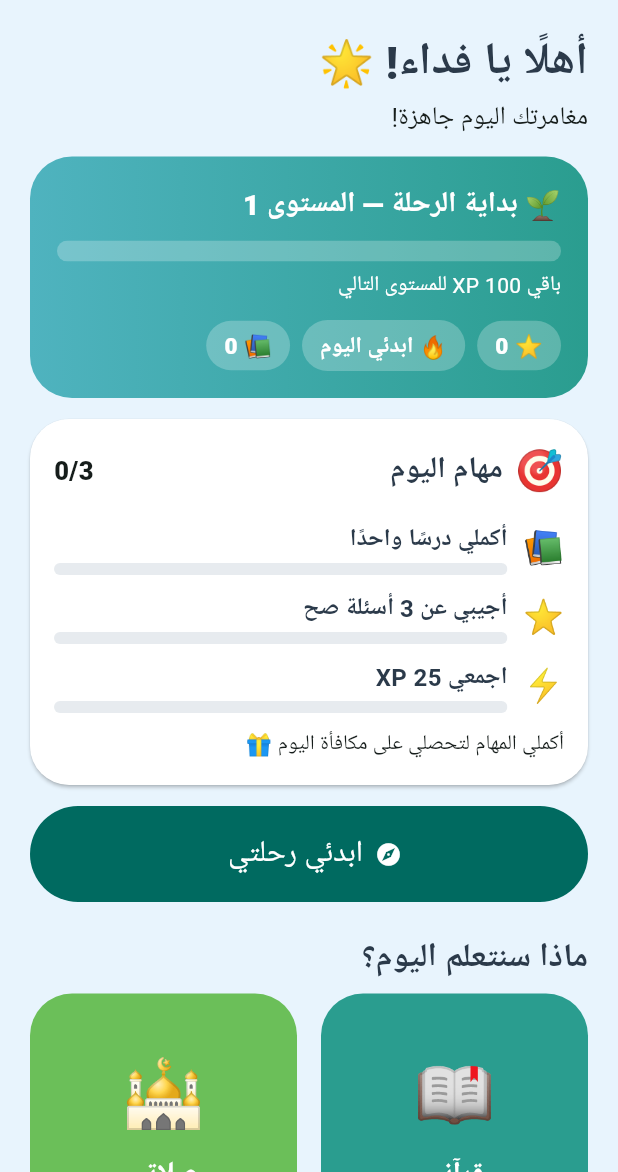
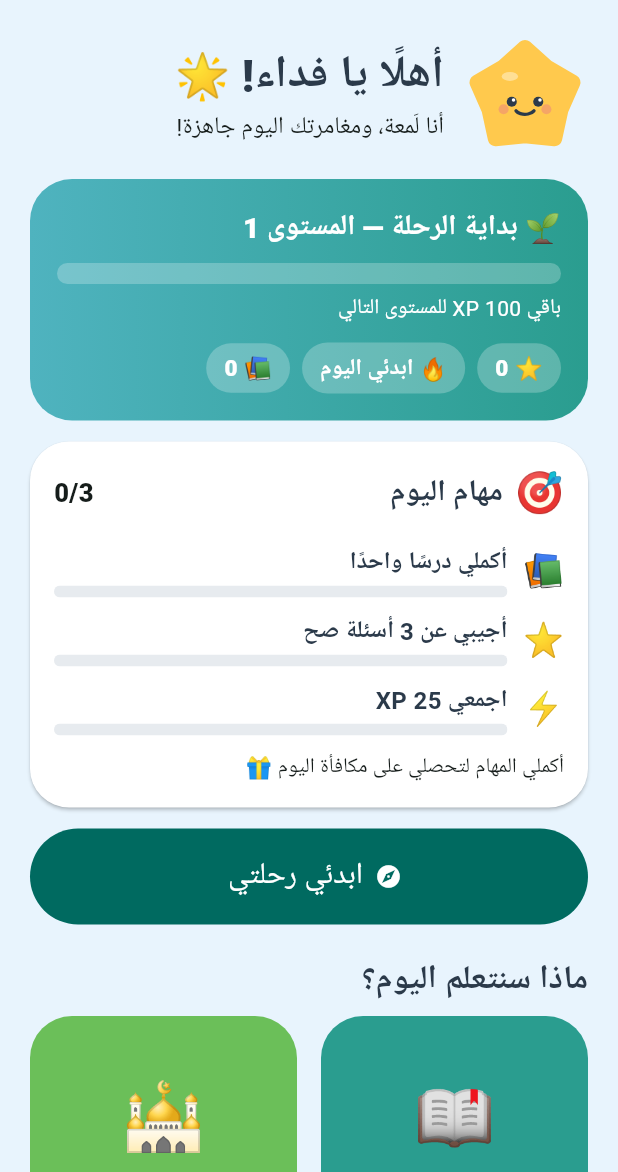
Before and after one commit to saaalk4-cmd/Nour-and-fedaa, a Flutter app: the screen it shows after launch, after a tap on an icon or button, on a phone screen of 412 x 824 dp, the part 64-1236 px from its top. Run offline on Flutter 3.47's test engine with Material 3 defaults, Android fonts, the phone set to English and light mode, and no system bars; our stand-ins replace audioplayers, flutter_riverpod, go_router, sqflite; accounts and stored records are empty.

Commit message:
feat: mascot "Lam'a" and sound system with parent toggle
- core/widgets/mascot: original star mascot drawn in code (4 moods,
  bobbing + blink, no image assets)
- core/audio: SoundService (testable, never throws) + audioplayers player;
  4 generated gentle effects in assets/audio (tools/generate_sounds.py)
- Mascot in home, lesson feedback (encourage/cheer) and celebration
- Sound effects on answers and lesson completion/level-up
- Parent dashboard switch to enable/disable sound (persisted)
- Sound service tests

Co-Authored-By: Claude Sonnet 5.5 <noreply@anthropic.com>
Claude-Session: https://claude.ai/code/session_012Fkr21rExXVHnmJz8z5aEM

```diff
--- /dev/null
+++ b/lib/core/widgets/mascot.dart
@@ -0,0 +1,232 @@
+import 'dart:math' as math;
+
+import 'package:flutter/material.dart';
+
+/// حالات «لَمعة»: نجمة صغيرة ودودة، شخصية التطبيق الأصلية.
+enum MascotMood {
+  /// ابتسامة هادئة (الشاشة الرئيسية).
+  happy,
+
+  /// فرحة مع بريق (النجاح والاحتفال).
+  cheer,
+
+  /// تفكير (عند بداية سؤال).
+  thinking,
+
+  /// تشجيع لطيف (عند الخطأ: «قريب جدًا»).
+  encourage,
+}
+
+/// لَمعة: تُرسم بالكود (بدون صور) بحركة خفيفة: تمايل بسيط وغمزة عين.
+/// حركة واحدة بسيطة داخل RepaintBoundary للحفاظ على الأداء.
+class Mascot extends StatefulWidget {
+  const Mascot({super.key, this.size = 120, this.mood = MascotMood.happy});
+
+  final double size;
+  final MascotMood mood;
+
+  @override
+  State<Mascot> createState() => _MascotState();
+}
+
+class _MascotState extends State<Mascot> with SingleTickerProviderStateMixin {
+  late final AnimationController _controller = AnimationController(
+    vsync: this,
+    duration: const Duration(milliseconds: 3200),
+  )..repeat();
+
+  @override
+  void dispose() {
+    _controller.dispose();
+    super.dispose();
+  }
+
+  @override
+  Widget build(BuildContext context) {
+    return Semantics(
+      label: 'لَمعة',
+      child: RepaintBoundary(
+        child: SizedBox(
+          width: widget.size,
+          height: widget.size,
+          child: AnimatedBuilder(
+            animation: _controller,
+            builder: (context, _) => CustomPaint(
+              painter: _MascotPainter(_controller.value, widget.mood),
+            ),
+          ),
+        ),
+      ),
+    );
+  }
+}
+
+class _MascotPainter extends CustomPainter {
+  _MascotPainter(this.t, this.mood);
+
+  final double t;
+  final MascotMood mood;
+
+  static const Color _body = Color(0xFFFFC94D);
+  static const Color _ink = Color(0xFF2B3A4A);
+  static const Color _blush = Color(0x66E76F8B);
+  static const Color _glint = Color(0x66FFFFFF);
+  static const Color _sparkle = Color(0xFFFFE08A);
+  static const Color _thought = Color(0xFFB8C4CF);
+
+  @override
+  void paint(Canvas canvas, Size size) {
+    final s = size.shortestSide;
+    final bob = math.sin(t * 2 * math.pi) * s * 0.025;
+    final blinking = t > 0.80 && t < 0.84;
+
+    canvas.save();
+    canvas.translate(size.width / 2, size.height / 2 + bob);
+
+    // الجسم: نجمة بزوايا مستديرة (تعبئة + حد بنفس اللون بوصلة دائرية).
+    final star = _starPath(s * 0.40, s * 0.30);
+    canvas.drawPath(
+      star,
+      Paint()
+        ..color = _body
+        ..style = PaintingStyle.stroke
+        ..strokeWidth = s * 0.12
+        ..strokeJoin = StrokeJoin.round,
+    );
+    canvas.drawPath(star, Paint()..color = _body);
+    canvas.drawOval(
+      Rect.fromCenter(center: Offset(-s * 0.12, -s * 0.17), width: s * 0.13, height: s * 0.07),
+      Paint()..color = _glint,
+    );
+
+    // الوجه.
+    final ink = Paint()
+      ..color = _ink
+      ..style = PaintingStyle.stroke
+      ..strokeWidth = s * 0.026
+      ..strokeCap = StrokeCap.round;
+    final solidInk = Paint()..color = _ink;
+    final faceY = s * 0.03;
+    final eyeX = s * 0.105;
+
+    for (final side in [-1.0, 1.0]) {
+      final center = Offset(side * eyeX, faceY);
+      if (mood == MascotMood.encourage) {
+        canvas.drawArc(
+          Rect.fromCenter(center: center, width: s * 0.085, height: s * 0.085),
+          math.pi,
+          math.pi,
+          false,
+          ink,
+        );
+      } else if (blinking) {
+        canvas.drawLine(
+          center + Offset(-s * 0.04, 0),
+          center + Offset(s * 0.04, 0),
+          ink,
+        );
+      } else {
+        final r = mood == MascotMood.cheer ? s * 0.048 : s * 0.04;
+        canvas.drawCircle(center, r, solidInk);
+        canvas.drawCircle(
+          center + Offset(r * 0.35, -r * 0.35),
+          r * 0.35,
+          Paint()..color = Colors.white,
+        );
+      }
+    }
+
+    // الخدود.
+    for (final side in [-1.0, 1.0]) {
+      canvas.drawCircle(Offset(side * s * 0.17, faceY + s * 0.06), s * 0.04, Paint()..color = _blush);
+    }
+
+    // الفم والتفاصيل حسب الحالة.
+    switch (mood) {
+      case MascotMood.happy:
+      case MascotMood.encourage:
+        canvas.drawArc(
+          Rect.fromCenter(center: Offset(0, faceY + s * 0.05), width: s * 0.16, height: s * 0.10),
+          math.pi * 0.15,
+          math.pi * 0.7,
+          false,
+          ink,
+        );
+      case MascotMood.cheer:
+        final mouth = Rect.fromCenter(
+          center: Offset(0, faceY + s * 0.045),
+          width: s * 0.15,
+          height: s * 0.14,
+        );
+        canvas.drawPath(Path()..addArc(mouth, 0, math.pi)..close(), solidInk);
+        canvas.drawCircle(
+          Offset(0, faceY + s * 0.098),
+          s * 0.025,
+          Paint()..color = const Color(0xFFE76F8B),
+        );
+      case MascotMood.thinking:
+        canvas.drawCircle(Offset(s * 0.04, faceY + s * 0.085), s * 0.018, solidInk);
+        canvas.drawLine(
+          Offset(eyeX - s * 0.03, faceY - s * 0.07),
+          Offset(eyeX + s * 0.05, faceY - s * 0.09),
+          ink,
+        );
+        for (var i = 0; i < 3; i++) {
+          canvas.drawCircle(
+            Offset(s * (0.30 + i * 0.07), -s * (0.30 + i * 0.07)),
+            s * (0.012 + i * 0.008),
+            Paint()..color = _thought,
+          );
+        }
+    }
+
+    // بريق يتلألأ عند الفرح.
+    if (mood == MascotMood.cheer) {
+      final spots = [
+        Offset(-s * 0.40, -s * 0.38),
+        Offset(s * 0.42, -s * 0.32),
+        Offset(s * 0.44, s * 0.30),
+      ];
+      final radii = [s * 0.07, s * 0.06, s * 0.045];
+      for (var i = 0; i < spots.length; i++) {
+        final k = 0.65 + 0.35 * math.sin(t * 4 * math.pi + i * 2);
+        canvas.drawPath(_sparklePath(spots[i], radii[i] * k), Paint()..color = _sparkle);
+      }
+    }
+
+    canvas.restore();
+  }
+
+  Path _starPath(double outer, double inner) {
+    final path = Path();
+    for (var i = 0; i < 10; i++) {
+      final r = i.isEven ? outer : inner;
+      final a = -math.pi / 2 + i * math.pi / 5;
+      final p = Offset(math.cos(a) * r, math.sin(a) * r);
+      if (i == 0) {
+        path.moveTo(p.dx, p.dy);
+      } else {
+        path.lineTo(p.dx, p.dy);
+      }
+    }
+    return path..close();
+  }
+
+  Path _sparklePath(Offset c, double r) {
+    final path = Path();
+    for (var i = 0; i < 8; i++) {
+      final rr = i.isEven ? r : r * 0.3;
+      final a = -math.pi / 2 + i * math.pi / 4;
+      final p = c + Offset(math.cos(a) * rr, math.sin(a) * rr);
+      if (i == 0) {
+        path.moveTo(p.dx, p.dy);
+      } else {
+        path.lineTo(p.dx, p.dy);
+      }
+    }
+    return path..close();
+  }
+
+  @override
+  bool shouldRepaint(_MascotPainter old) => old.t != t || old.mood != mood;
+}
--- a/lib/features/home/home_screen.dart
+++ b/lib/features/home/home_screen.dart
@@ -3,6 +3,7 @@ import 'package:flutter_riverpod/flutter_riverpod.dart';
 import 'package:go_router/go_router.dart';
 
 import '../../core/theme/app_theme.dart';
+import '../../core/widgets/mascot.dart';
 import '../../data/models/child.dart';
 import '../../data/providers.dart';
 import '../../domain/gamification/level_system.dart';
@@ -47,9 +48,22 @@ class HomeScreen extends ConsumerWidget {
             return ListView(
               padding: const EdgeInsets.fromLTRB(20, 8, 20, 24),
               children: [
-                Text('أهلًا يا ${c.name}! 🌟', style: Theme.of(context).textTheme.headlineMedium),
-                const SizedBox(height: 4),
-                const Text('مغامرتك اليوم جاهزة!', style: TextStyle(fontSize: 17)),
+                Row(
+                  children: [
+                    const Mascot(size: 84),
+                    const SizedBox(width: 12),
+                    Expanded(
+                      child: Column(
+                        crossAxisAlignment: CrossAxisAlignment.start,
+                        children: [
+                          Text('أهلًا يا ${c.name}! 🌟', style: Theme.of(context).textTheme.headlineMedium),
+                          const SizedBox(height: 2),
+                          const Text('أنا لَمعة، ومغامرتك اليوم جاهزة!', style: TextStyle(fontSize: 16)),
+                        ],
+                      ),
+                    ),
+                  ],
+                ),
                 const SizedBox(height: 14),
                 _StatusCard(child: c),
                 const SizedBox(height: 14),
--- a/lib/features/lessons/celebration_view.dart
+++ b/lib/features/lessons/celebration_view.dart
@@ -3,6 +3,7 @@ import 'dart:math' as math;
 import 'package:flutter/material.dart';
 
 import '../../core/theme/app_theme.dart';
+import '../../core/widgets/mascot.dart';
 import '../../data/models/lesson_completion.dart';
 import '../../domain/gamification/level_system.dart';
 
@@ -100,10 +101,7 @@ class _CelebrationViewState extends State<CelebrationView>
                       parent: _controller,
                       curve: const Interval(0, 0.5, curve: Curves.elasticOut),
                     ),
-                    child: Text(
-                      reward.stars >= 2 ? '🌟' : '⭐',
-                      style: const TextStyle(fontSize: 120),
-                    ),
+                    child: const Mascot(size: 150, mood: MascotMood.cheer),
                   ),
                   const SizedBox(height: 12),
                   Text(
--- a/pubspec.yaml
+++ b/pubspec.yaml
@@ -16,6 +16,7 @@ dependencies:
   sqflite: ^2.3.3
   path: ^1.9.0
   crypto: ^3.0.3
+  audioplayers: ^6.1.0
   intl: any
 
 dev_dependencies:
@@ -27,3 +28,4 @@ flutter:
   uses-material-design: true
   assets:
     - assets/content/
+    - assets/audio/
```
Also changed, not shown: lib/core/audio/audioplayers_sound_player.dart (added, +14 -0 lines), lib/core/audio/sound_service.dart (added, +51 -0 lines), lib/data/providers.dart (+15 -0 lines), lib/data/repositories/settings_repository.dart (+8 -0 lines), lib/features/lessons/lesson_screen.dart (+35 -14 lines), lib/features/parent/parent_dashboard_screen.dart (+12 -0 lines), 6 other files.
